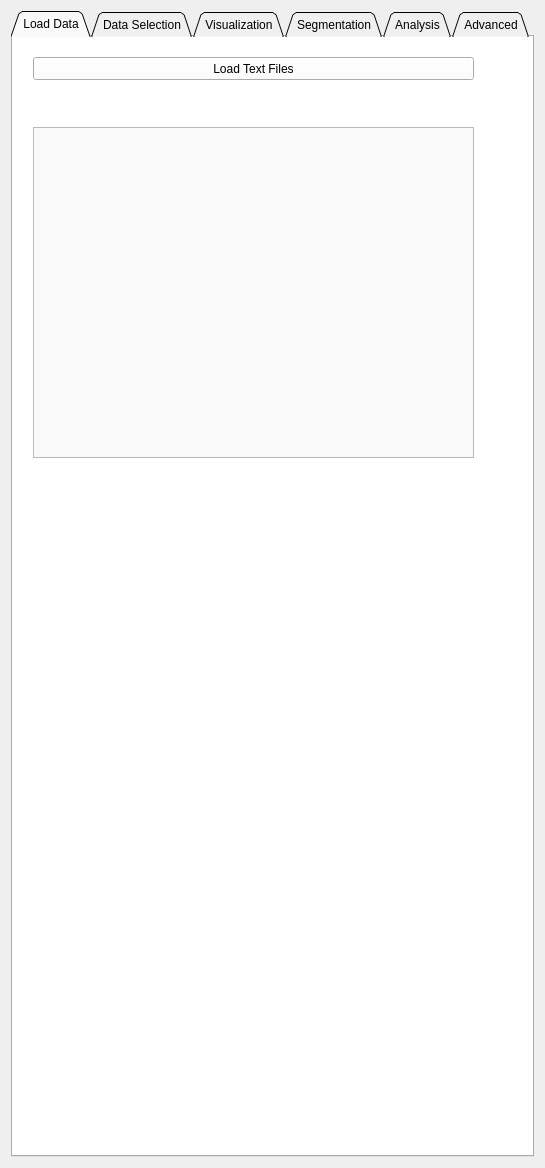
Above: HypModuleCode/Resources/UI/HypModuleCode.ui from SlicerMicro/Slicer-TITAN before the change. Below: the same form after it.
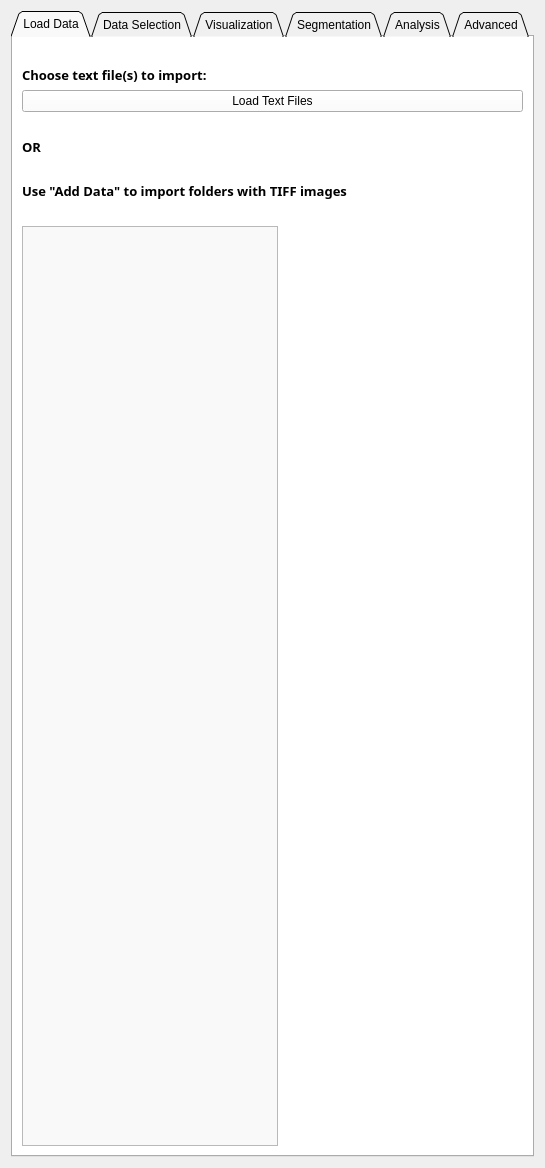
That is the form after the change. Custom widgets are drawn as their Qt base class.

Commit message: STYLE: Updated UI of "Load Data"

```diff
--- a/HypModuleCode/Resources/UI/HypModuleCode.ui
+++ b/HypModuleCode/Resources/UI/HypModuleCode.ui
@@ -267,41 +267,128 @@
       <attribute name="title">
        <string>Load Data</string>
       </attribute>
-      <widget class="qMRMLSubjectHierarchyTreeView" name="subjectHierarchy">
-       <property name="geometry">
-        <rect>
-         <x>20</x>
-         <y>90</y>
-         <width>441</width>
-         <height>331</height>
-        </rect>
-       </property>
-       <property name="sizePolicy">
-        <sizepolicy hsizetype="Fixed" vsizetype="Expanding">
-         <horstretch>0</horstretch>
-         <verstretch>0</verstretch>
-        </sizepolicy>
-       </property>
-       <property name="sizeAdjustPolicy">
-        <enum>QAbstractScrollArea::AdjustIgnored</enum>
-       </property>
-       <property name="selectionMode">
-        <enum>QAbstractItemView::ExtendedSelection</enum>
-       </property>
-      </widget>
-      <widget class="QPushButton" name="textFileLoad">
-       <property name="geometry">
-        <rect>
-         <x>20</x>
-         <y>20</y>
-         <width>441</width>
-         <height>23</height>
-        </rect>
-       </property>
-       <property name="text">
-        <string>Load Text Files</string>
-       </property>
-      </widget>
+      <layout class="QVBoxLayout" name="verticalLayout_2">
+       <item>
+        <spacer name="horizontalSpacer_23">
+         <property name="orientation">
+          <enum>Qt::Horizontal</enum>
+         </property>
+         <property name="sizeHint" stdset="0">
+          <size>
+           <width>40</width>
+           <height>20</height>
+          </size>
+         </property>
+        </spacer>
+       </item>
+       <item>
+        <widget class="QLabel" name="label_54">
+         <property name="font">
+          <font>
+           <family>Montserrat</family>
+           <pointsize>10</pointsize>
+           <weight>75</weight>
+           <bold>true</bold>
+          </font>
+         </property>
+         <property name="text">
+          <string>Choose text file(s) to import:</string>
+         </property>
+        </widget>
+       </item>
+       <item>
+        <widget class="QPushButton" name="textFileLoad">
+         <property name="text">
+          <string>Load Text Files</string>
+         </property>
+        </widget>
+       </item>
+       <item>
+        <spacer name="horizontalSpacer_22">
+         <property name="orientation">
+          <enum>Qt::Horizontal</enum>
+         </property>
+         <property name="sizeHint" stdset="0">
+          <size>
+           <width>40</width>
+           <height>20</height>
+          </size>
+         </property>
+        </spacer>
+       </item>
+       <item>
+        <widget class="QLabel" name="label_55">
+         <property name="font">
+          <font>
+           <family>Montserrat</family>
+           <pointsize>10</pointsize>
+           <weight>75</weight>
+           <bold>true</bold>
+          </font>
+         </property>
+         <property name="text">
+          <string>OR</string>
+         </property>
+        </widget>
+       </item>
+       <item>
+        <spacer name="horizontalSpacer_19">
+         <property name="orientation">
+          <enum>Qt::Horizontal</enum>
+         </property>
+         <property name="sizeHint" stdset="0">
+          <size>
+           <width>40</width>
+           <height>20</height>
+          </size>
+         </property>
+        </spacer>
+       </item>
+       <item>
+        <widget class="QLabel" name="label_56">
+         <property name="font">
+          <font>
+           <family>Montserrat</family>
+           <pointsize>10</pointsize>
+           <weight>75</weight>
+           <bold>true</bold>
+          </font>
+         </property>
+         <property name="text">
+          <string>Use &quot;Add Data&quot; to import folders with TIFF images</string>
+         </property>
+        </widget>
+       </item>
+       <item>
+        <spacer name="horizontalSpacer_24">
+         <property name="orientation">
+          <enum>Qt::Horizontal</enum>
+         </property>
+         <property name="sizeHint" stdset="0">
+          <size>
+           <width>40</width>
+           <height>20</height>
+          </size>
+         </property>
+        </spacer>
+       </item>
+       <item>
+        <widget class="qMRMLSubjectHierarchyTreeView" name="subjectHierarchy">
+         <property name="sizePolicy">
+          <sizepolicy hsizetype="Fixed" vsizetype="Expanding">
+           <horstretch>0</horstretch>
+           <verstretch>0</verstretch>
+          </sizepolicy>
+         </property>
+         <property name="sizeAdjustPolicy">
+          <enum>QAbstractScrollArea::AdjustIgnored</enum>
+         </property>
+         <property name="selectionMode">
+          <enum>QAbstractItemView::ExtendedSelection</enum>
+         </property>
+        </widget>
+       </item>
+      </layout>
      </widget>
      <widget class="QWidget" name="tab_2">
       <attribute name="title">
```
